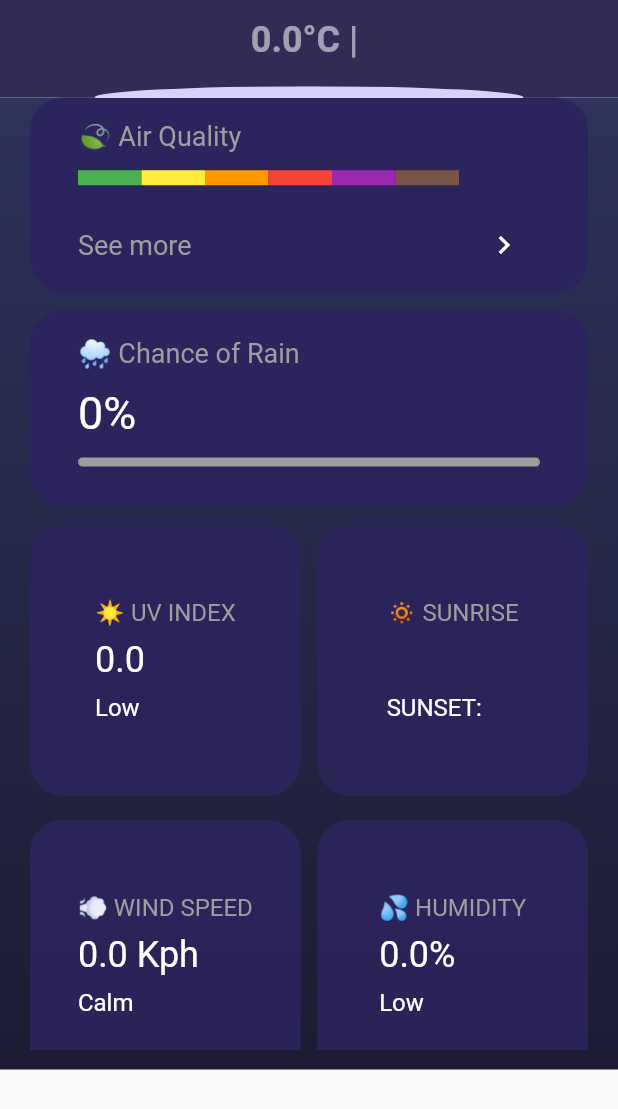
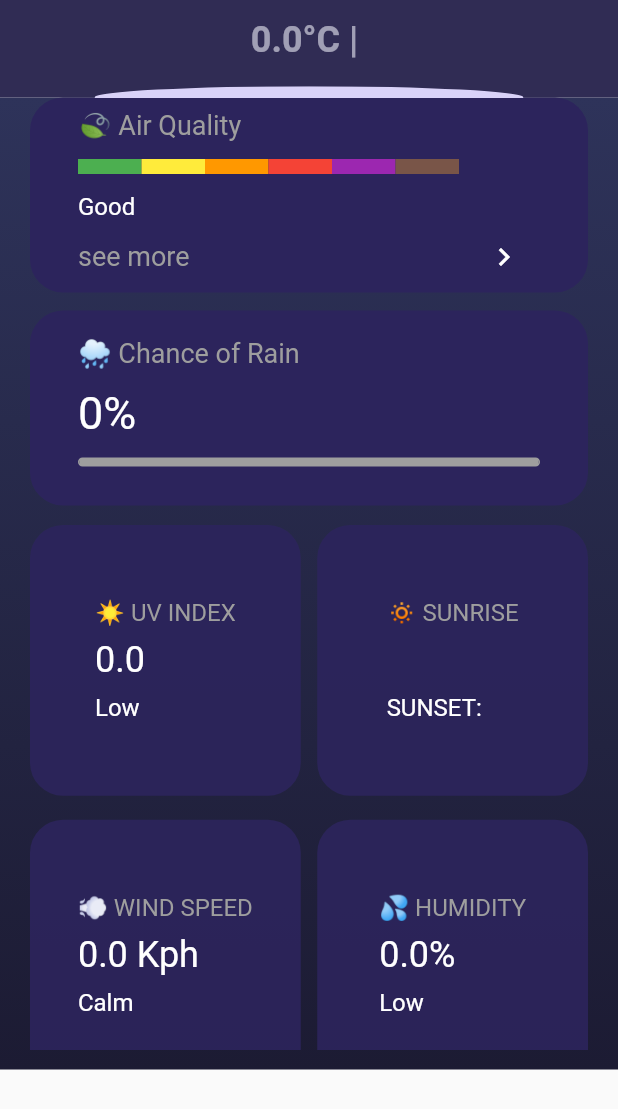
Before and after one commit to nmustakim/weather_app_rest_api_flutter, a Flutter app: the ForecastDayDetails screen opened directly with empty values, on a phone screen of 412 x 824 dp. Shown: the top 1109 px of the screen. Run offline on Flutter 3.47's test engine with Material 2 defaults, Android fonts, the phone set to English and light mode, and no system bars; our stand-ins replace geolocator, get, google_fonts; statements that could not run were skipped.

Commit message:
fontsize,color

```diff
--- a/lib/screens/forecast_day_details.dart
+++ b/lib/screens/forecast_day_details.dart
@@ -121,12 +121,14 @@ class ForecastDayDetails extends StatelessWidget {
                           children: coloredPortions,
                         ),
                       ),
-                      const SizedBox(height: 16),
+                      const SizedBox(height: 12),
+                      Text(dailyData.day!.airQuality!.usEpaIndex! <= 1 ? "Good":dailyData.day!.airQuality!.usEpaIndex! <= 2?"Moderate":dailyData.day!.airQuality!.usEpaIndex! <= 3? "Unhealthy of Sensitive People":dailyData.day!.airQuality!.usEpaIndex! <= 4?"Unhealthy":dailyData.day!.airQuality!.usEpaIndex! <= 5?"Very Unhealthy":"Hazardous",style: GoogleFonts.roboto(
+                      color: Colors.white, fontSize: 16)),
                       Row(
                         mainAxisAlignment: MainAxisAlignment.spaceBetween,
                         children: [
                           Text(
-                            'See more',
+                            'see more',
                             style: GoogleFonts.roboto(
                                 color: Colors.grey, fontSize: 18),
                           ),
```
Also changed, not shown: lib/screens/forecast_hour_details.dart (+6 -1 lines).
